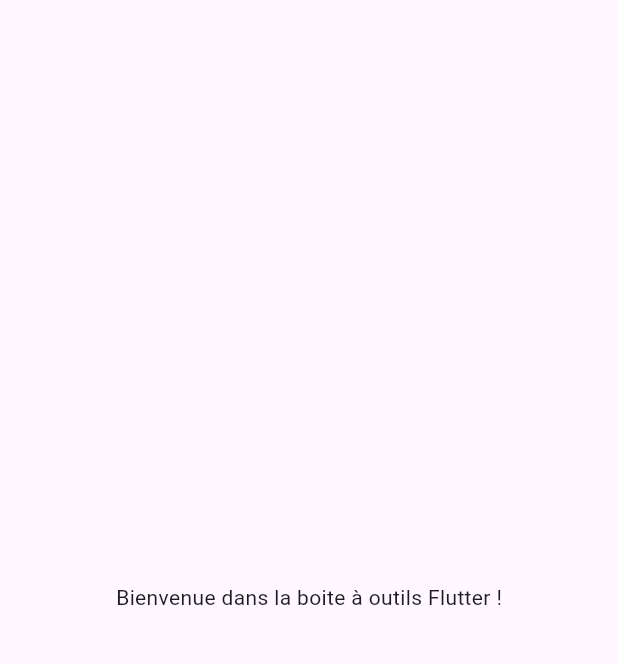
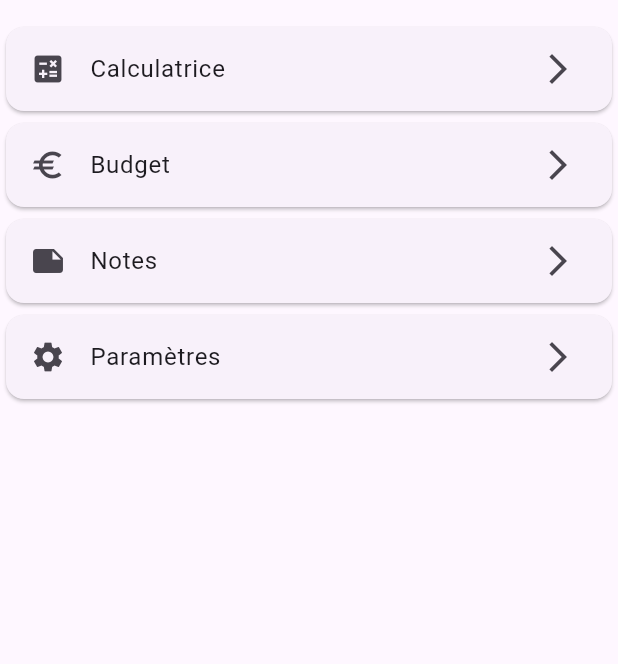
Before and after one commit to Epsilon-Ops/Flutter-Toolbox, a Flutter app: the screen it shows after launch, on a phone screen of 412 x 824 dp, the part 63-727 px from its top. Run offline on Flutter 3.47's test engine with Material 3 defaults, Android fonts, the phone set to English and light mode, and no system bars.

Commit message:
Ajout de rubrique (Paramètres) dans la page d'acceuil

```diff
--- a/lib/screens/home_screen.dart
+++ b/lib/screens/home_screen.dart
@@ -1,4 +1,5 @@
 import 'package:flutter/material.dart';
+import '../widgets/toolbox_card.dart';
 
 class HomeScreen extends StatelessWidget {
   const HomeScreen({super.key});
@@ -10,9 +11,26 @@
         title: const Text('Flutter Toolbox'),
       ),
       body: const Center(
-        child: Text(
-          'Bienvenue dans la boite à outils Flutter !',
-        ),
+        child: Column(
+                children: [
+                  ToolboxCard(
+                    title: "Calculatrice",
+                    icon: Icons.calculate,
+                  ),
+                  ToolboxCard(
+                    title: "Budget",
+                    icon: Icons.euro,
+                  ),
+                  ToolboxCard(
+                    title: "Notes",
+                    icon: Icons.note,
+                  ),
+                  ToolboxCard(
+                    title: "Paramètres",
+                    icon: Icons.settings,
+                  ),
+                ],
+              ),
       ),
     );
   }
```
